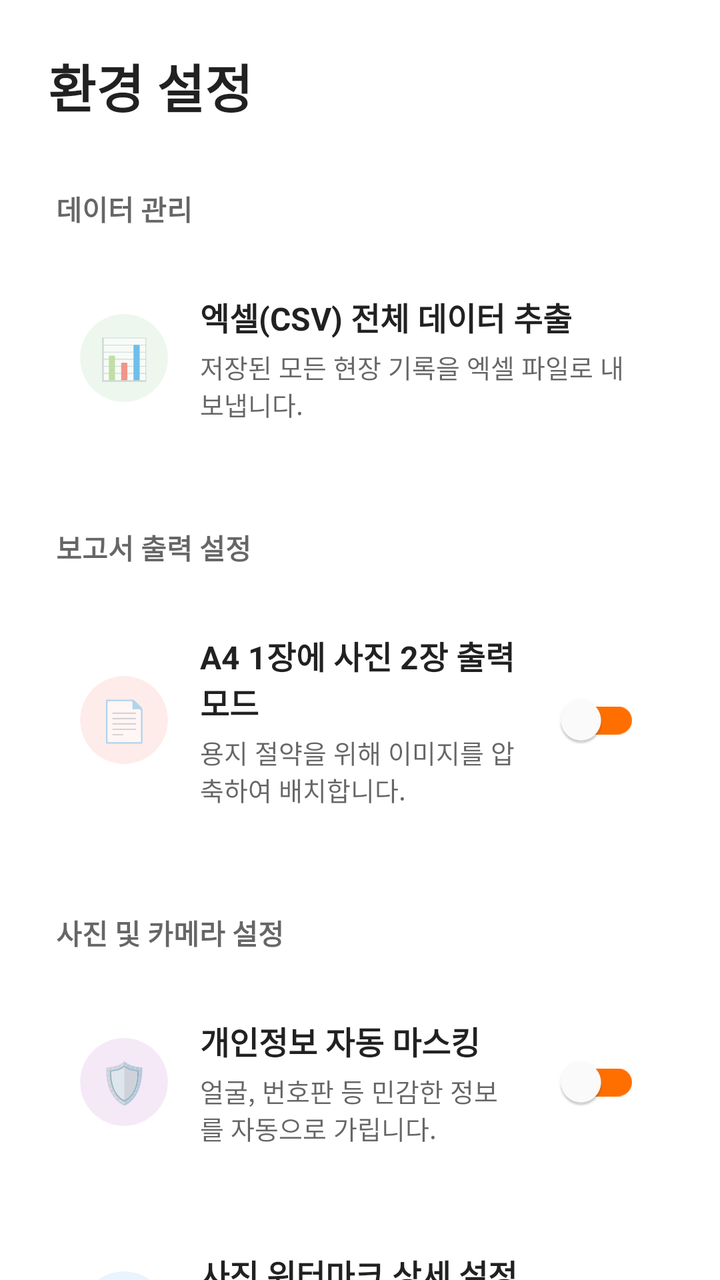
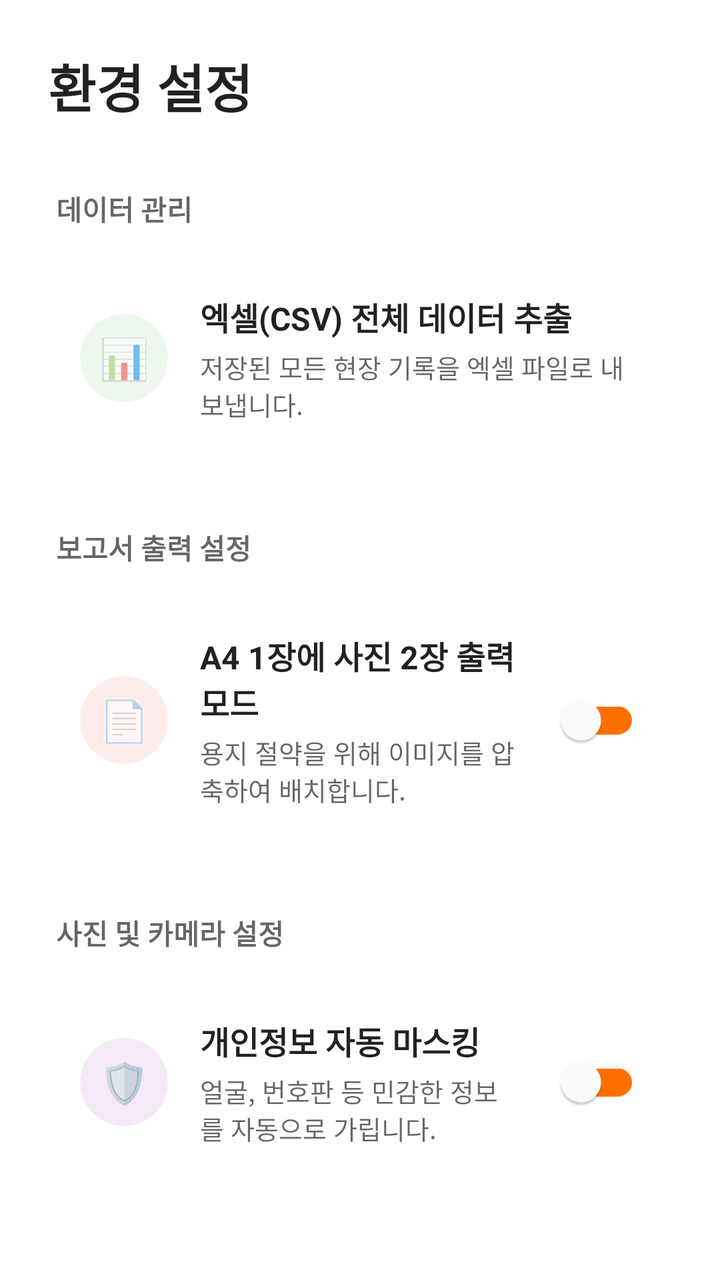

Before-and-after screenshots of an Android layout around one commit, followed by the original layout XML and the change that was made.
<!-- AndroidManifest.xml: application theme Theme.Siteboard -->
<!-- res/layout/fragment_settings.xml -->
<?xml version="1.0" encoding="utf-8"?>
<androidx.constraintlayout.widget.ConstraintLayout
    xmlns:android="http://schemas.android.com/apk/res/android"
    xmlns:app="http://schemas.android.com/apk/res-auto"
    android:layout_width="match_parent"
    android:layout_height="match_parent"
    android:fitsSystemWindows="true"
    android:background="?android:attr/windowBackground">

    <LinearLayout
        android:id="@+id/layoutTop"
        android:layout_width="match_parent"
        android:layout_height="wrap_content"
        android:orientation="horizontal"
        android:paddingHorizontal="24dp"
        android:paddingTop="24dp"
        android:paddingBottom="16dp"
        app:layout_constraintTop_toTopOf="parent">

        <TextView
            android:id="@+id/tvSettingsTitle"
            android:layout_width="wrap_content"
            android:layout_height="wrap_content"
            android:text="환경 설정"
            android:textSize="26sp"
            android:textColor="?android:attr/textColorPrimary"
            android:textStyle="bold" />
    </LinearLayout>

    <androidx.core.widget.NestedScrollView
        android:layout_width="match_parent"
        android:layout_height="0dp"
        android:clipToPadding="false"
        android:paddingBottom="40dp"
        app:layout_constraintTop_toBottomOf="@id/layoutTop"
        app:layout_constraintBottom_toBottomOf="parent">

        <LinearLayout
            android:layout_width="match_parent"
            android:layout_height="wrap_content"
            android:orientation="vertical"
            android:paddingHorizontal="20dp">

            <TextView
                android:layout_width="wrap_content"
                android:layout_height="wrap_content"
                android:text="데이터 관리"
                android:textColor="?android:attr/textColorSecondary"
                android:textSize="14sp"
                android:textStyle="bold"
                android:layout_marginBottom="12dp"
                android:layout_marginStart="8dp"
                android:layout_marginTop="16dp"/>

            <androidx.cardview.widget.CardView
                android:layout_width="match_parent"
                android:layout_height="wrap_content"
                app:cardCornerRadius="20dp"
                app:cardElevation="0dp"
                app:cardBackgroundColor="?attr/colorSurface">

                <LinearLayout
                    android:id="@+id/btnExportCsv"
                    android:layout_width="match_parent"
                    android:layout_height="wrap_content"
                    android:orientation="horizontal"
                    android:gravity="center_vertical"
                    android:padding="20dp"
                    android:background="?attr/selectableItemBackground"
                    android:clickable="true"
                    android:focusable="true">

                    <androidx.cardview.widget.CardView
                        android:layout_width="44dp"
                        android:layout_height="44dp"
                        app:cardCornerRadius="22dp"
                        app:cardElevation="0dp"
                        app:cardBackgroundColor="#1A4CAF50"> <TextView android:layout_width="match_parent" android:layout_height="match_parent" android:text="📊" android:textSize="20sp" android:gravity="center"/>
                    </androidx.cardview.widget.CardView>

                    <LinearLayout
                        android:layout_width="0dp"
                        android:layout_height="wrap_content"
                        android:layout_weight="1"
                        android:orientation="vertical"
                        android:layout_marginStart="16dp">
                        <TextView android:layout_width="wrap_content" android:layout_height="wrap_content" android:text="엑셀(CSV) 전체 데이터 추출" android:textColor="?android:attr/textColorPrimary" android:textSize="16sp" android:textStyle="bold"/>
                        <TextView android:layout_width="wrap_content" android:layout_height="wrap_content" android:text="저장된 모든 현장 기록을 엑셀 파일로 내보냅니다." android:textColor="?android:attr/textColorSecondary" android:textSize="13sp" android:layout_marginTop="4dp"/>
                    </LinearLayout>
                </LinearLayout>
            </androidx.cardview.widget.CardView>

            <TextView
                android:layout_width="wrap_content"
                android:layout_height="wrap_content"
                android:text="보고서 출력 설정"
                android:textColor="?android:attr/textColorSecondary"
                android:textSize="14sp"
                android:textStyle="bold"
                android:layout_marginBottom="12dp"
                android:layout_marginStart="8dp"
                android:layout_marginTop="32dp"/>

            <androidx.cardview.widget.CardView
                android:layout_width="match_parent"
                android:layout_height="wrap_content"
                app:cardCornerRadius="20dp"
                app:cardElevation="0dp"
                app:cardBackgroundColor="?attr/colorSurface">

                <LinearLayout
                    android:layout_width="match_parent"
                    android:layout_height="wrap_content"
                    android:orientation="horizontal"
                    android:gravity="center_vertical"
                    android:padding="20dp">

                    <androidx.cardview.widget.CardView
                        android:layout_width="44dp"
                        android:layout_height="44dp"
                        app:cardCornerRadius="22dp"
                        app:cardElevation="0dp"
                        app:cardBackgroundColor="#1AF44336"> <TextView android:layout_width="match_parent" android:layout_height="match_parent" android:text="📄" android:textSize="20sp" android:gravity="center"/>
                    </androidx.cardview.widget.CardView>

                    <LinearLayout
                        android:layout_width="0dp"
                        android:layout_height="wrap_content"
                        android:layout_weight="1"
                        android:orientation="vertical"
                        android:layout_marginStart="16dp">
                        <TextView android:layout_width="wrap_content" android:layout_height="wrap_content" android:text="A4 1장에 사진 2장 출력 모드" android:textColor="?android:attr/textColorPrimary" android:textSize="16sp" android:textStyle="bold"/>
                        <TextView android:layout_width="wrap_content" android:layout_height="wrap_content" android:text="용지 절약을 위해 이미지를 압축하여 배치합니다." android:textColor="?android:attr/textColorSecondary" android:textSize="13sp" android:layout_marginTop="4dp"/>
                    </LinearLayout>

                    <com.google.android.material.switchmaterial.SwitchMaterial
                        android:id="@+id/switchPdfMode"
                        android:layout_width="wrap_content"
                        android:layout_height="wrap_content"
                        android:layout_marginStart="12dp"
                        app:thumbTint="#FFFFFF"
                        app:trackTint="#FF6F00"/>
                </LinearLayout>
            </androidx.cardview.widget.CardView>

            <TextView
                android:layout_width="wrap_content"
                android:layout_height="wrap_content"
                android:text="사진 및 카메라 설정"
                android:textColor="?android:attr/textColorSecondary"
                android:textSize="14sp"
                android:textStyle="bold"
                android:layout_marginBottom="12dp"
                android:layout_marginStart="8dp"
                android:layout_marginTop="32dp"/>

            <androidx.cardview.widget.CardView
                android:layout_width="match_parent"
                android:layout_height="wrap_content"
                app:cardCornerRadius="20dp"
                app:cardElevation="0dp"
                app:cardBackgroundColor="?attr/colorSurface"
                android:layout_marginBottom="12dp"> <LinearLayout
                android:layout_width="match_parent"
                android:layout_height="wrap_content"
                android:orientation="horizontal"
                android:gravity="center_vertical"
                android:padding="20dp">

                <androidx.cardview.widget.CardView
                    android:layout_width="44dp"
                    android:layout_height="44dp"
                    app:cardCornerRadius="22dp"
                    app:cardElevation="0dp"
                    app:cardBackgroundColor="#1A9C27B0"> <TextView android:layout_width="match_parent" android:layout_height="match_parent" android:text="🛡️" android:textSize="20sp" android:gravity="center"/>
                </androidx.cardview.widget.CardView>

                <LinearLayout
                    android:layout_width="0dp"
                    android:layout_height="wrap_content"
                    android:layout_weight="1"
                    android:orientation="vertical"
                    android:layout_marginStart="16dp">
                    <TextView android:layout_width="wrap_content" android:layout_height="wrap_content" android:text="개인정보 자동 마스킹" android:textColor="?android:attr/textColorPrimary" android:textSize="16sp" android:textStyle="bold"/>
                    <TextView android:layout_width="wrap_content" android:layout_height="wrap_content" android:text="얼굴, 번호판 등 민감한 정보를 자동으로 가립니다." android:textColor="?android:attr/textColorSecondary" android:textSize="13sp" android:layout_marginTop="4dp"/>
                </LinearLayout>

                <com.google.android.material.switchmaterial.SwitchMaterial
                    android:id="@+id/switchPrivacyBlur"
                    android:layout_width="wrap_content"
                    android:layout_height="wrap_content"
                    android:layout_marginStart="12dp"
                    app:thumbTint="#FFFFFF"
                    app:trackTint="#FF6F00"/>
            </LinearLayout>
            </androidx.cardview.widget.CardView>

            <androidx.cardview.widget.CardView
                android:layout_width="match_parent"
                android:layout_height="wrap_content"
                app:cardCornerRadius="20dp"
                app:cardElevation="0dp"
                app:cardBackgroundColor="?attr/colorSurface">

                <LinearLayout
                    android:id="@+id/btnWatermarkSettings"
                    android:layout_width="match_parent"
                    android:layout_height="wrap_content"
                    android:orientation="horizontal"
                    android:gravity="center_vertical"
                    android:padding="20dp"
                    android:background="?attr/selectableItemBackground"
                    android:clickable="true"
                    android:focusable="true">

                    <androidx.cardview.widget.CardView
                        android:layout_width="44dp"
                        android:layout_height="44dp"
                        app:cardCornerRadius="22dp"
                        app:cardElevation="0dp"
                        app:cardBackgroundColor="#1A2196F3"> <TextView android:layout_width="match_parent" android:layout_height="match_parent" android:text="🖌️" android:textSize="20sp" android:gravity="center"/>
                    </androidx.cardview.widget.CardView>

                    <LinearLayout
                        android:layout_width="0dp"
                        android:layout_height="wrap_content"
                        android:layout_weight="1"
                        android:orientation="vertical"
                        android:layout_marginStart="16dp">
                        <TextView android:layout_width="wrap_content" android:layout_height="wrap_content" android:text="사진 워터마크 상세 설정" android:textColor="?android:attr/textColorPrimary" android:textSize="16sp" android:textStyle="bold"/>
                        <TextView android:layout_width="wrap_content" android:layout_height="wrap_content" android:text="사진에 찍히는 텍스트의 크기, 위치, 디자인을 조절합니다." android:textColor="?android:attr/textColorSecondary" android:textSize="13sp" android:layout_marginTop="4dp"/>
                    </LinearLayout>

                    <ImageView
                        android:layout_width="24dp"
                        android:layout_height="24dp"
                        android:src="@android:drawable/ic_media_play"
                        app:tint="?android:attr/textColorSecondary"
                        android:rotation="180"
                        android:layout_marginStart="12dp"
                        android:scaleX="-1"/>
                </LinearLayout>
            </androidx.cardview.widget.CardView>

        </LinearLayout>
    </androidx.core.widget.NestedScrollView>
</androidx.constraintlayout.widget.ConstraintLayout>
<!-- resources referenced by this layout -->
<resources>
  <style name="Theme.Siteboard" parent="Theme.MaterialComponents.DayNight.NoActionBar">
  
          <item name="colorPrimary">#7C4DFF</item>
          <item name="colorPrimaryVariant">#3700B3</item>
          <item name="colorOnPrimary">#FFFFFF</item>
  
          <item name="colorSecondary">#FF6F00</item>
          <item name="colorSecondaryVariant">#FF6F00</item>
          <item name="colorOnSecondary">#FFFFFF</item>
  
          <item name="android:statusBarColor">?attr/colorPrimaryVariant</item>
  
          <item name="android:windowSplashScreenBackground" tools:targetApi="s">?android:attr/windowBackground</item>
  
          <item name="android:windowSplashScreenAnimatedIcon" tools:targetApi="s">@android:color/transparent</item>
  
          <item name="android:windowSplashScreenAnimationDuration" tools:targetApi="s">0</item>
      </style>
</resources>

<!-- the commit's change to res/layout/fragment_settings.xml (unified diff, before → after) -->
@@ -195,52 +195,6 @@
             </LinearLayout>
             </androidx.cardview.widget.CardView>
 
-            <androidx.cardview.widget.CardView
-                android:layout_width="match_parent"
-                android:layout_height="wrap_content"
-                app:cardCornerRadius="20dp"
-                app:cardElevation="0dp"
-                app:cardBackgroundColor="?attr/colorSurface">
-
-                <LinearLayout
-                    android:id="@+id/btnWatermarkSettings"
-                    android:layout_width="match_parent"
-                    android:layout_height="wrap_content"
-                    android:orientation="horizontal"
-                    android:gravity="center_vertical"
-                    android:padding="20dp"
-                    android:background="?attr/selectableItemBackground"
-                    android:clickable="true"
-                    android:focusable="true">
-
-                    <androidx.cardview.widget.CardView
-                        android:layout_width="44dp"
-                        android:layout_height="44dp"
-                        app:cardCornerRadius="22dp"
-                        app:cardElevation="0dp"
-                        app:cardBackgroundColor="#1A2196F3"> <TextView android:layout_width="match_parent" android:layout_height="match_parent" android:text="🖌️" android:textSize="20sp" android:gravity="center"/>
-                    </androidx.cardview.widget.CardView>
-
-                    <LinearLayout
-                        android:layout_width="0dp"
-                        android:layout_height="wrap_content"
-                        android:layout_weight="1"
-                        android:orientation="vertical"
-                        android:layout_marginStart="16dp">
-                        <TextView android:layout_width="wrap_content" android:layout_height="wrap_content" android:text="사진 워터마크 상세 설정" android:textColor="?android:attr/textColorPrimary" android:textSize="16sp" android:textStyle="bold"/>
-                        <TextView android:layout_width="wrap_content" android:layout_height="wrap_content" android:text="사진에 찍히는 텍스트의 크기, 위치, 디자인을 조절합니다." android:textColor="?android:attr/textColorSecondary" android:textSize="13sp" android:layout_marginTop="4dp"/>
-                    </LinearLayout>
-
-                    <ImageView
-                        android:layout_width="24dp"
-                        android:layout_height="24dp"
-                        android:src="@android:drawable/ic_media_play"
-                        app:tint="?android:attr/textColorSecondary"
-                        android:rotation="180"
-                        android:layout_marginStart="12dp"
-                        android:scaleX="-1"/>
-                </LinearLayout>
-            </androidx.cardview.widget.CardView>
 
         </LinearLayout>
     </androidx.core.widget.NestedScrollView>
